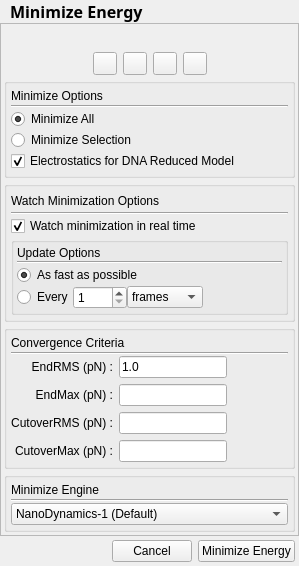
Qt form cad/src/commands/MinimizeEnergy/MinimizeEnergyPropDialog.ui (kanzure/nanoengineer) before a commit.
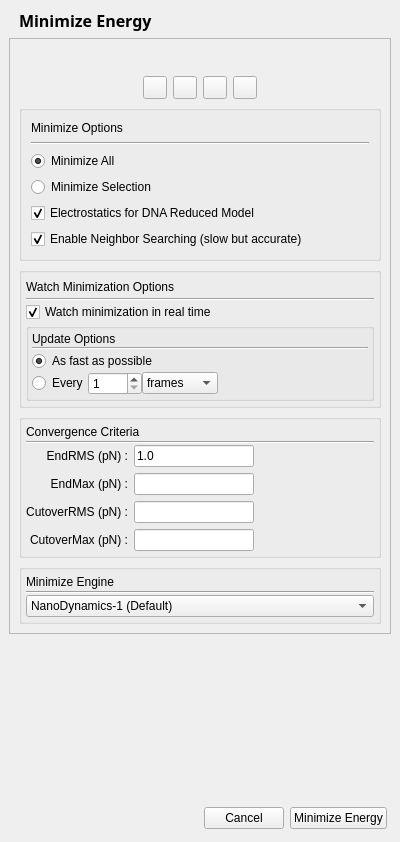
The same form after that commit. Icons and pictures are not drawn.

Commit message: =Add 'Enable Neighbor Searching' checkbox to Minimize Energy dialog

```diff
--- a/cad/src/commands/MinimizeEnergy/MinimizeEnergyPropDialog.ui
+++ b/cad/src/commands/MinimizeEnergy/MinimizeEnergyPropDialog.ui
@@ -5,8 +5,8 @@
    <rect>
     <x>0</x>
     <y>0</y>
-    <width>245</width>
-    <height>554</height>
+    <width>400</width>
+    <height>842</height>
    </rect>
   </property>
   <property name="windowTitle" >
@@ -15,73 +15,21 @@
   <property name="windowIcon" >
    <iconset/>
   </property>
+  <layout class="QGridLayout" >
+   <property name="margin" >
+    <number>9</number>
+   </property>
+   <property name="spacing" >
+    <number>6</number>
+   </property>
+   <item row="1" column="0" >
   <layout class="QVBoxLayout" >
    <property name="margin" >
     <number>0</number>
    </property>
    <property name="spacing" >
-    <number>0</number>
-   </property>
-   <item>
-    <widget class="QFrame" name="heading_frame" >
-     <property name="frameShape" >
-      <enum>QFrame::NoFrame</enum>
-     </property>
-     <property name="frameShadow" >
-      <enum>QFrame::Plain</enum>
-     </property>
-     <layout class="QHBoxLayout" >
-      <property name="margin" >
-       <number>0</number>
-      </property>
-      <property name="spacing" >
-       <number>3</number>
-      </property>
-      <item>
-       <widget class="QLabel" name="heading_pixmap" >
-        <property name="sizePolicy" >
-         <sizepolicy>
-          <hsizetype>0</hsizetype>
-          <vsizetype>0</vsizetype>
-          <horstretch>0</horstretch>
-          <verstretch>0</verstretch>
-         </sizepolicy>
-        </property>
-        <property name="text" >
-         <string/>
-        </property>
-        <property name="pixmap" >
-         <pixmap/>
-        </property>
-        <property name="scaledContents" >
-         <bool>true</bool>
-        </property>
-        <property name="alignment" >
-         <set>Qt::AlignVCenter</set>
-        </property>
-       </widget>
-      </item>
-      <item>
-       <widget class="QLabel" name="heading_label" >
-        <property name="font" >
-         <font>
-          <family>Sans Serif</family>
-          <pointsize>12</pointsize>
-          <weight>75</weight>
-          <italic>false</italic>
-          <bold>true</bold>
-          <underline>false</underline>
-          <strikeout>false</strikeout>
-         </font>
-        </property>
-        <property name="text" >
-         <string>Minimize Energy</string>
-        </property>
-       </widget>
-      </item>
-     </layout>
-    </widget>
-   </item>
+      <number>6</number>
+     </property>
    <item>
     <widget class="QFrame" name="body_frame" >
      <property name="frameShape" >
@@ -92,10 +40,10 @@
      </property>
      <layout class="QVBoxLayout" >
       <property name="margin" >
-       <number>3</number>
+         <number>9</number>
       </property>
       <property name="spacing" >
-       <number>3</number>
+         <number>6</number>
       </property>
       <item>
        <widget class="QPushButton" name="sponsor_btn" >
@@ -208,16 +156,24 @@
        </layout>
       </item>
       <item>
+         <layout class="QVBoxLayout" >
+          <property name="margin" >
+           <number>0</number>
+          </property>
+          <property name="spacing" >
+           <number>6</number>
+          </property>
+          <item>
        <widget class="QGroupBox" name="buttonGroup8" >
         <property name="title" >
          <string/>
         </property>
         <layout class="QVBoxLayout" >
          <property name="margin" >
-          <number>4</number>
+              <number>9</number>
          </property>
          <property name="spacing" >
-          <number>1</number>
+              <number>6</number>
          </property>
          <item>
           <layout class="QHBoxLayout" >
@@ -331,9 +287,27 @@
            </property>
           </widget>
          </item>
+             <item>
+              <widget class="QCheckBox" name="enableNeighborSearching_check_box" >
+               <property name="text" >
+                <string>Enable Neighbor Searching (slow but accurate)</string>
+               </property>
+               <property name="checked" >
+                <bool>true</bool>
+               </property>
+              </widget>
+             </item>
         </layout>
        </widget>
       </item>
+          <item>
+           <layout class="QVBoxLayout" >
+            <property name="margin" >
+             <number>0</number>
+            </property>
+            <property name="spacing" >
+             <number>6</number>
+            </property>
       <item>
        <widget class="QGroupBox" name="groupBox2" >
         <property name="title" >
@@ -911,6 +885,10 @@
        </widget>
       </item>
      </layout>
+          </item>
+         </layout>
+        </item>
+       </layout>
     </widget>
    </item>
    <item>
@@ -923,8 +901,8 @@
      </property>
      <property name="sizeHint" >
       <size>
-       <width>20</width>
-       <height>20</height>
+         <width>245</width>
+         <height>16</height>
       </size>
      </property>
     </spacer>
@@ -980,6 +958,68 @@
       </widget>
      </item>
     </layout>
+     </item>
+    </layout>
+   </item>
+   <item row="0" column="0" >
+    <widget class="QFrame" name="heading_frame" >
+     <property name="frameShape" >
+      <enum>QFrame::NoFrame</enum>
+     </property>
+     <property name="frameShadow" >
+      <enum>QFrame::Plain</enum>
+     </property>
+     <layout class="QHBoxLayout" >
+      <property name="margin" >
+       <number>0</number>
+      </property>
+      <property name="spacing" >
+       <number>3</number>
+      </property>
+      <item>
+       <widget class="QLabel" name="heading_pixmap" >
+        <property name="sizePolicy" >
+         <sizepolicy>
+          <hsizetype>0</hsizetype>
+          <vsizetype>0</vsizetype>
+          <horstretch>0</horstretch>
+          <verstretch>0</verstretch>
+         </sizepolicy>
+        </property>
+        <property name="text" >
+         <string/>
+        </property>
+        <property name="pixmap" >
+         <pixmap/>
+        </property>
+        <property name="scaledContents" >
+         <bool>true</bool>
+        </property>
+        <property name="alignment" >
+         <set>Qt::AlignVCenter</set>
+        </property>
+       </widget>
+      </item>
+      <item>
+       <widget class="QLabel" name="heading_label" >
+        <property name="font" >
+         <font>
+          <family>Sans Serif</family>
+          <pointsize>12</pointsize>
+          <weight>75</weight>
+          <italic>false</italic>
+          <bold>true</bold>
+          <underline>false</underline>
+          <strikeout>false</strikeout>
+         </font>
+        </property>
+        <property name="text" >
+         <string>Minimize Energy</string>
+        </property>
+       </widget>
+      </item>
+     </layout>
+    </widget>
    </item>
   </layout>
  </widget>
```
Lines whose indentation alone changed are shown as unchanged. The commit also changes 1 other file.
